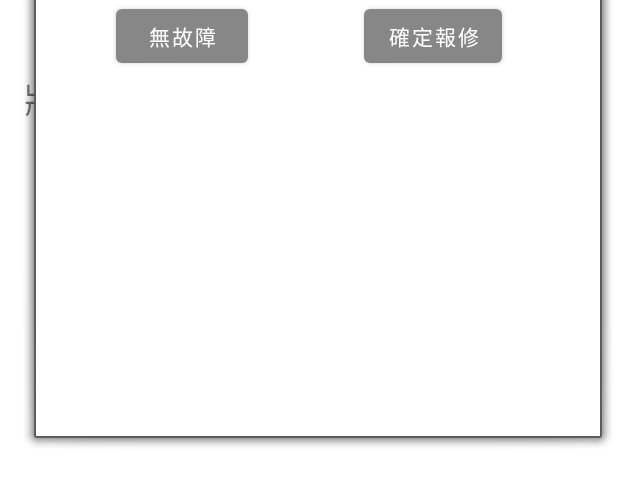
After one commit to Yicheng-1218/DormitoryHelper, an Android app: the layout activity_describe_page.xml on its own in the app's theme, with its tools: preview values and no code run, on a phone screen of 412 x 824 dp. The commit adds this screen. Shown: the top 486 px of the screen. Run offline under Robolectric (Android 15) with nearby library versions, the phone set to English and light mode, and no system bars.

Commit message:
新增狀況說明頁

```diff
--- a/app/src/main/AndroidManifest.xml
+++ b/app/src/main/AndroidManifest.xml
@@ -12,6 +12,7 @@
         android:roundIcon="@mipmap/ic_launcher_round"
         android:supportsRtl="true"
         android:theme="@style/Theme.TkuLife_pro">
+        <activity android:name=".admin.fixreport.FixTab.DescribePage"></activity>
         <activity android:name=".admin.AdminMainPage" />
         <activity android:name=".admin.fixreport.FixNotification" />
         <activity android:name=".student.laundry.fixreport.FixPage" />
--- a/app/src/main/java/com/example/tkulife_pro/admin/fixreport/FixTab/Check.kt
+++ b/app/src/main/java/com/example/tkulife_pro/admin/fixreport/FixTab/Check.kt
@@ -76,7 +76,7 @@ class Check: Fragment(),PageAdapter.OnItemClick {
     }
 
     override fun onItemClick(position: Int) {
-        Intent(requireContext(),FixNotification::class.java).apply{
+        Intent(requireContext(),DescribePage::class.java).apply{
             startActivity((this))
         }
     }
--- /dev/null
+++ b/app/src/main/java/com/example/tkulife_pro/admin/fixreport/FixTab/DescribePage.kt
@@ -0,0 +1,11 @@
+package com.example.tkulife_pro.admin.fixreport.FixTab
+
+import androidx.appcompat.app.AppCompatActivity
+import android.os.Bundle
+
+class DescribePage : AppCompatActivity() {
+    override fun onCreate(savedInstanceState: Bundle?) {
+        super.onCreate(savedInstanceState)
+        setContentView(R.layout.activity_describe_page)
+    }
+}
--- /dev/null
+++ b/app/src/main/res/layout/activity_describe_page.xml
@@ -0,0 +1,56 @@
+<?xml version="1.0" encoding="utf-8"?>
+<androidx.constraintlayout.widget.ConstraintLayout xmlns:android="http://schemas.android.com/apk/res/android"
+    xmlns:app="http://schemas.android.com/apk/res-auto"
+    xmlns:tools="http://schemas.android.com/tools"
+    android:layout_width="match_parent"
+    android:layout_height="match_parent"
+    tools:context=".admin.fixreport.FixTab.DescribePage">
+
+    <TextView
+        android:id="@+id/textView29"
+        android:layout_width="wrap_content"
+        android:layout_height="wrap_content"
+        android:layout_marginStart="16dp"
+        android:layout_marginTop="48dp"
+        android:text="狀況說明"
+        android:textSize="24sp"
+        app:layout_constraintStart_toStartOf="parent"
+        app:layout_constraintTop_toTopOf="parent" />
+
+    <TextView
+        android:id="@+id/editText"
+        android:layout_width="400dp"
+        android:layout_height="500dp"
+        android:background="@android:drawable/alert_light_frame"
+        android:ems="10"
+        android:inputType="textMultiLine"
+        app:layout_constraintBottom_toTopOf="@id/button14"
+        app:layout_constraintEnd_toEndOf="parent"
+        app:layout_constraintHorizontal_bias="1.0"
+        app:layout_constraintStart_toStartOf="parent"
+        app:layout_constraintTop_toBottomOf="@id/textView29"
+        app:layout_constraintVertical_bias="0.478" />
+
+    <Button
+        android:id="@+id/button14"
+        android:layout_width="wrap_content"
+        android:layout_height="wrap_content"
+        android:text="無故障"
+        app:layout_constraintEnd_toStartOf="@+id/button15"
+        app:layout_constraintHorizontal_bias="0.5"
+        app:layout_constraintStart_toStartOf="parent"
+        tools:layout_editor_absoluteY="603dp"
+        tools:ignore="MissingConstraints" />
+
+    <Button
+        android:id="@+id/button15"
+        android:layout_width="wrap_content"
+        android:layout_height="wrap_content"
+        android:text="確定報修"
+        app:layout_constraintEnd_toEndOf="parent"
+        app:layout_constraintHorizontal_bias="0.5"
+        app:layout_constraintStart_toEndOf="@+id/button14"
+        tools:layout_editor_absoluteY="603dp"
+        tools:ignore="MissingConstraints" />
+
+</androidx.constraintlayout.widget.ConstraintLayout>
--- a/app/src/main/res/layout/activity_fix_page.xml
+++ b/app/src/main/res/layout/activity_fix_page.xml
@@ -143,10 +143,9 @@
             android:id="@+id/editTextTextPersonName"
             android:layout_width="400dp"
             android:layout_height="200dp"
-            android:inputType="textMultiLine"
             android:background="@android:drawable/alert_light_frame"
             android:ems="10"
-
+            android:inputType="textPersonName"
             app:layout_constraintBottom_toTopOf="@+id/button"
             app:layout_constraintEnd_toEndOf="parent"
             app:layout_constraintStart_toStartOf="parent"
```
